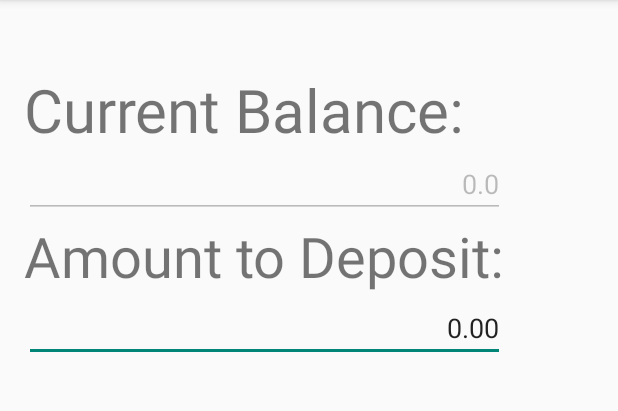
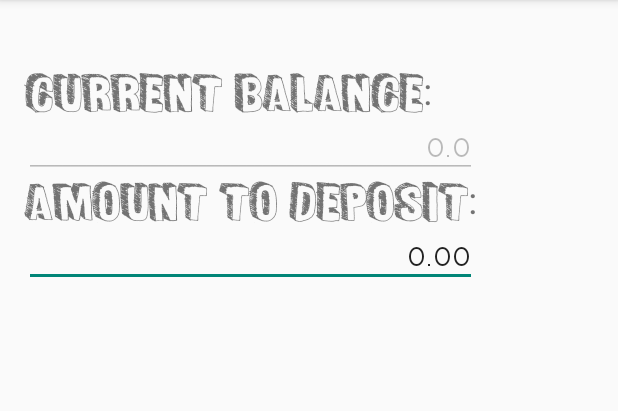
Before and after one commit to abiegamao/AndroidBankApp, an Android app: the Deposit screen opened directly, with no data from a screen before it, on a phone screen of 412 x 824 dp, the part 84-495 px from its top. Run offline under Robolectric (Android 15) with nearby library versions, the phone set to English and light mode, and no system bars.

Commit message:
font and icon-abie

```diff
--- a/app/src/main/AndroidManifest.xml
+++ b/app/src/main/AndroidManifest.xml
@@ -4,7 +4,7 @@
 
     <application
         android:allowBackup="true"
-        android:icon="@mipmap/icon_bank"
+        android:icon="@mipmap/ic_piggy"
         android:label="@string/app_name"
         android:supportsRtl="true"
         android:theme="@style/AppTheme">
--- a/app/src/main/java/com/example/abiegamao/myapplication/Deposit.java
+++ b/app/src/main/java/com/example/abiegamao/myapplication/Deposit.java
@@ -3,10 +3,12 @@ package com.example.abiegamao.myapplication;
 import android.app.AlertDialog;
 import android.content.DialogInterface;
 import android.database.Cursor;
+import android.graphics.Typeface;
 import android.support.v7.app.AppCompatActivity;
 import android.os.Bundle;
 import android.view.View;
 import android.widget.EditText;
+import android.widget.TextView;
 
 import java.text.DateFormat;
 import java.text.SimpleDateFormat;
@@ -15,6 +17,7 @@ import java.util.Date;
 public class Deposit extends AppCompatActivity {
     EditText curr;
     EditText editAmount;
+    TextView currBaltxt, amtBaltxt;
     DatabaseHelper helper;
 
     @Override
@@ -23,8 +26,20 @@ public class Deposit extends AppCompatActivity {
         setContentView(R.layout.activity_deposit);
         helper = new DatabaseHelper(this);
         editAmount = (EditText) findViewById(R.id.editTextAmountToDeposit);
+        currBaltxt = (TextView) findViewById(R.id.strCurrBalDeposit);
+        amtBaltxt = (TextView) findViewById(R.id.strAmountToDeposit);
         curr = (EditText) findViewById(R.id.editTextCurrBalanceDeposit);
         curr.setEnabled(false);
+
+        //STR
+        Typeface gotham = Typeface.createFromAsset(getAssets(), "fonts/Gotham-Book-Regular.ttf");
+        Typeface funsized = Typeface.createFromAsset(getAssets(), "fonts/FunSized.ttf");
+        editAmount.setTypeface(gotham);
+        curr.setTypeface(gotham);
+        currBaltxt.setTypeface(funsized);
+        amtBaltxt.setTypeface(funsized);
+        currBaltxt.setTextSize(25);
+        amtBaltxt.setTextSize(25);
 
         //GET CURRENT BALANCE DEP-WITHDRAW
         getCurrBal();
--- a/app/src/main/res/layout/activity_deposit.xml
+++ b/app/src/main/res/layout/activity_deposit.xml
@@ -22,7 +22,7 @@
             android:textSize="40dp"
             android:layout_height="wrap_content"
             android:text="Current Balance:"
-            android:id="@+id/strbalanceWithDraw" />
+            android:id="@+id/strCurrBalDeposit" />
 
         <EditText
             android:layout_width="match_parent"
@@ -37,7 +37,7 @@
             android:layout_height="wrap_content"
             android:text="Amount to Deposit:"
             android:textSize="37dp"
-            android:id="@+id/strdeposit" />
+            android:id="@+id/strAmountToDeposit" />
 
         <EditText
             android:layout_width="match_parent"
--- a/app/src/main/res/layout/activity_withdraw.xml
+++ b/app/src/main/res/layout/activity_withdraw.xml
@@ -21,7 +21,7 @@
             android:textSize="40dp"
             android:layout_height="wrap_content"
             android:text="Current Balance:"
-            android:id="@+id/strbalance" />
+            android:id="@+id/strCurrBalWithdraw" />
 
         <EditText
             android:layout_width="match_parent"
@@ -36,7 +36,7 @@
             android:layout_height="wrap_content"
             android:text="Amount to Withdraw:"
             android:textSize="37dp"
-            android:id="@+id/strwithdraw" />
+            android:id="@+id/strAmountToWithdraw" />
 
         <EditText
             android:layout_width="match_parent"
```
Also changed, not shown: app/src/main/java/com/example/abiegamao/myapplication/Withdraw.java (+15 -0 lines), app/src/main/ic_piggy-web.png (added), app/src/main/piggy_icon-web.png (added), app/src/main/res/mipmap-hdpi/ic_piggy.png (added), app/src/main/res/mipmap-hdpi/piggy_icon.png (added), app/src/main/res/mipmap-mdpi/ic_piggy.png (added), app/src/main/res/mipmap-mdpi/piggy_icon.png (added), app/src/main/res/mipmap-xhdpi/ic_piggy.png (added), app/src/main/res/mipmap-xhdpi/piggy_icon.png (added), app/src/main/res/mipmap-xxhdpi/ic_piggy.png (added), app/src/main/res/mipmap-xxhdpi/piggy_icon.png (added), app/src/main/res/mipmap-xxxhdpi/ic_piggy.png (added), app/src/main/res/mipmap-xxxhdpi/piggy_icon.png (added), 1 other file.
